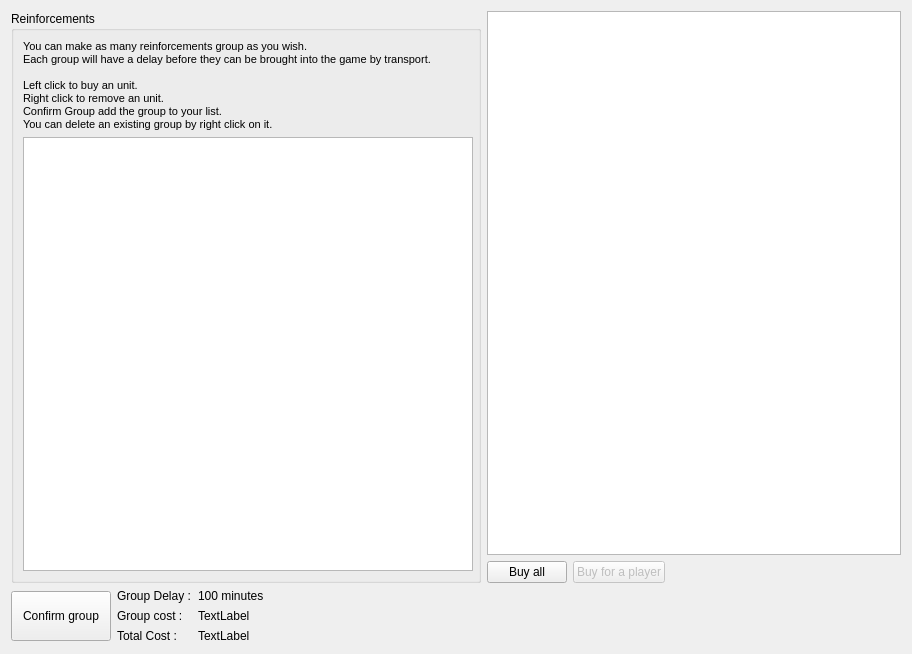
Before: the Qt Designer form src/_res/galacticwar/reinforcementItems.ui in FAForever/client, drawn with Qt 5.
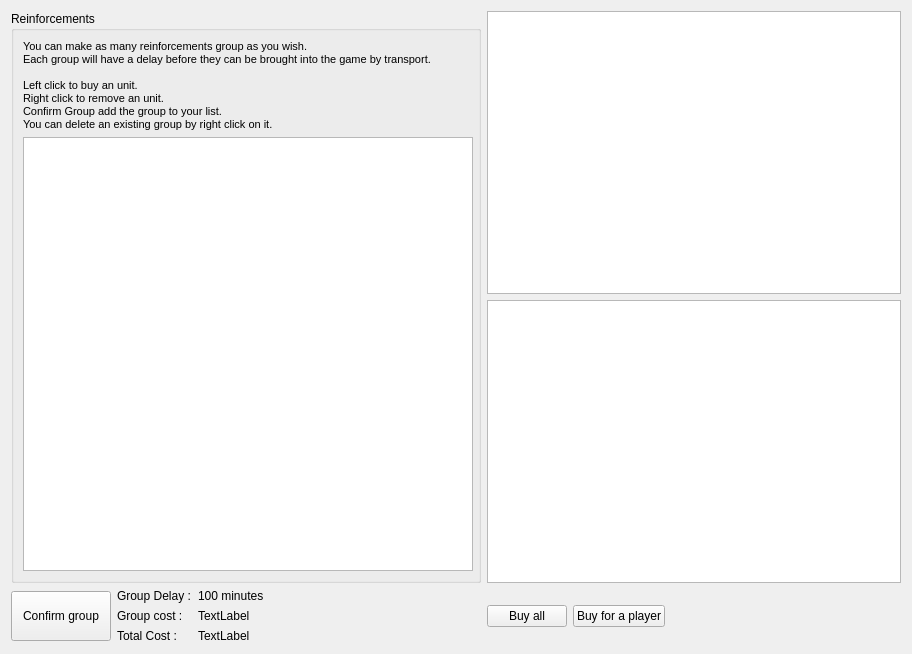
After: the same form once the commit is applied.

Commit message: Can now offer units to a player.

Patch:
```diff
--- a/src/_res/galacticwar/reinforcementItems.ui
+++ b/src/_res/galacticwar/reinforcementItems.ui
@@ -87,7 +87,7 @@
     </widget>
    </item>
    <item row="0" column="2">
-    <widget class="QTreeWidget" name="groupsWidgets">
+    <widget class="QTreeWidget" name="groupsOwned">
      <property name="alternatingRowColors">
       <bool>true</bool>
      </property>
@@ -108,43 +108,46 @@
     </widget>
    </item>
    <item row="1" column="2">
-    <layout class="QHBoxLayout" name="horizontalLayout_4">
-     <item>
-      <widget class="QPushButton" name="buyButton">
-       <property name="enabled">
+    <widget class="QTreeWidget" name="groupsWidgets">
+     <property name="alternatingRowColors">
         <bool>true</bool>
        </property>
-       <property name="text">
-        <string>Buy all</string>
-       </property>
-      </widget>
-     </item>
-     <item>
-      <widget class="QPushButton" name="offerButton">
-       <property name="enabled">
+     <property name="expandsOnDoubleClick">
+      <bool>true</bool>
+     </property>
+     <property name="columnCount">
+      <number>1</number>
+     </property>
+     <attribute name="headerVisible">
         <bool>false</bool>
-       </property>
+     </attribute>
+     <column>
        <property name="text">
-        <string>Buy for a player</string>
-       </property>
-      </widget>
-     </item>
-     <item>
-      <spacer name="horizontalSpacer">
-       <property name="orientation">
-        <enum>Qt::Horizontal</enum>
-       </property>
-       <property name="sizeHint" stdset="0">
+       <string>New Column</string>
+      </property>
+     </column>
+    </widget>
+   </item>
+   <item row="3" column="0">
+    <widget class="QPushButton" name="confirmGroupButton">
+     <property name="minimumSize">
+      <size>
+       <width>0</width>
+       <height>50</height>
+      </size>
+     </property>
+     <property name="maximumSize">
         <size>
-         <width>40</width>
-         <height>20</height>
-        </size>
-       </property>
-      </spacer>
-     </item>
-    </layout>
-   </item>
-   <item row="2" column="1">
+       <width>100</width>
+       <height>16777215</height>
+      </size>
+     </property>
+     <property name="text">
+      <string>Confirm group</string>
+     </property>
+    </widget>
+   </item>
+   <item row="3" column="1">
     <layout class="QGridLayout" name="gridLayout_2">
      <item row="0" column="0">
       <layout class="QHBoxLayout" name="horizontalLayout">
@@ -244,24 +247,42 @@
      </item>
     </layout>
    </item>
-   <item row="2" column="0">
-    <widget class="QPushButton" name="confirmGroupButton">
-     <property name="minimumSize">
-      <size>
-       <width>0</width>
-       <height>50</height>
-      </size>
-     </property>
-     <property name="maximumSize">
-      <size>
-       <width>100</width>
-       <height>16777215</height>
-      </size>
-     </property>
+   <item row="3" column="2">
+    <layout class="QHBoxLayout" name="horizontalLayout_4">
+     <item>
+      <widget class="QPushButton" name="buyButton">
+       <property name="enabled">
+        <bool>true</bool>
+       </property>
+       <property name="text">
+        <string>Buy all</string>
+       </property>
+      </widget>
+     </item>
+     <item>
+      <widget class="QPushButton" name="offerButton">
+       <property name="enabled">
+        <bool>true</bool>
+       </property>
      <property name="text">
-      <string>Confirm group</string>
-     </property>
-    </widget>
+        <string>Buy for a player</string>
+       </property>
+      </widget>
+     </item>
+     <item>
+      <spacer name="horizontalSpacer">
+       <property name="orientation">
+        <enum>Qt::Horizontal</enum>
+       </property>
+       <property name="sizeHint" stdset="0">
+        <size>
+         <width>40</width>
+         <height>20</height>
+        </size>
+       </property>
+      </spacer>
+     </item>
+    </layout>
    </item>
   </layout>
  </widget>
```
Lines whose indentation alone changed are shown as unchanged. The commit also changes 5 other files.
